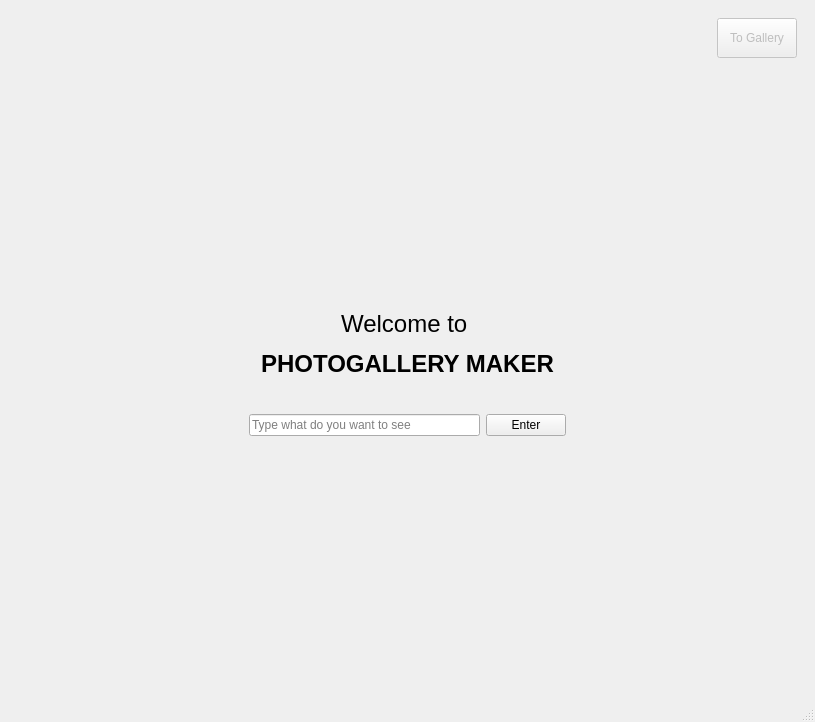
First picture: the form in PhotoGalleryMaker.ui, repository hgolebi/Photo_Gallery_Maker, before the edit.
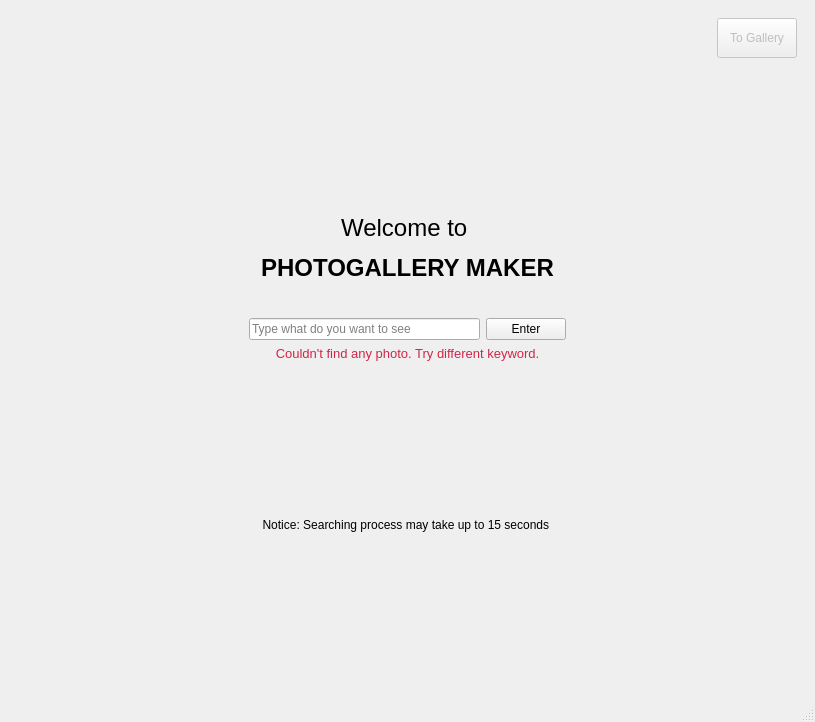
Second picture: the form after the edit. Icons and pictures are not drawn.

Commit message: solved case where no image were found

Diff of the .ui file:
```diff
--- a/PhotoGalleryMaker.ui
+++ b/PhotoGalleryMaker.ui
@@ -148,6 +148,15 @@
             <property name="text">
              <string>Enter</string>
             </property>
+            <property name="autoDefault">
+             <bool>false</bool>
+            </property>
+            <property name="default">
+             <bool>false</bool>
+            </property>
+            <property name="flat">
+             <bool>false</bool>
+            </property>
            </widget>
           </item>
           <item>
@@ -165,6 +174,16 @@
           </item>
          </layout>
         </item>
+        <item>
+         <widget class="QLabel" name="wrongKeywordMessege">
+          <property name="enabled">
+           <bool>false</bool>
+          </property>
+          <property name="text">
+           <string>&lt;html&gt;&lt;head/&gt;&lt;body&gt;&lt;p align=&quot;center&quot;&gt;&lt;span style=&quot; font-size:10pt; color:#d12646;&quot;&gt;Couldn't find any photo. Try different keyword.&lt;/span&gt;&lt;/p&gt;&lt;/body&gt;&lt;/html&gt;</string>
+          </property>
+         </widget>
+        </item>
         <item>
          <spacer name="verticalSpacer">
           <property name="orientation">
@@ -181,6 +200,26 @@
           </property>
          </spacer>
         </item>
+        <item>
+         <widget class="QLabel" name="noteLabel">
+          <property name="text">
+           <string>&lt;html&gt;&lt;head/&gt;&lt;body&gt;&lt;p align=&quot;center&quot;&gt;Notice: Searching process may take up to 15 seconds &lt;/p&gt;&lt;/body&gt;&lt;/html&gt;</string>
+          </property>
+         </widget>
+        </item>
+        <item>
+         <spacer name="verticalSpacer_5">
+          <property name="orientation">
+           <enum>Qt::Vertical</enum>
+          </property>
+          <property name="sizeHint" stdset="0">
+           <size>
+            <width>20</width>
+            <height>40</height>
+           </size>
+          </property>
+         </spacer>
+        </item>
        </layout>
       </widget>
       <widget class="QWidget" name="stackPage2">
```
The commit also changes 2 other files.
